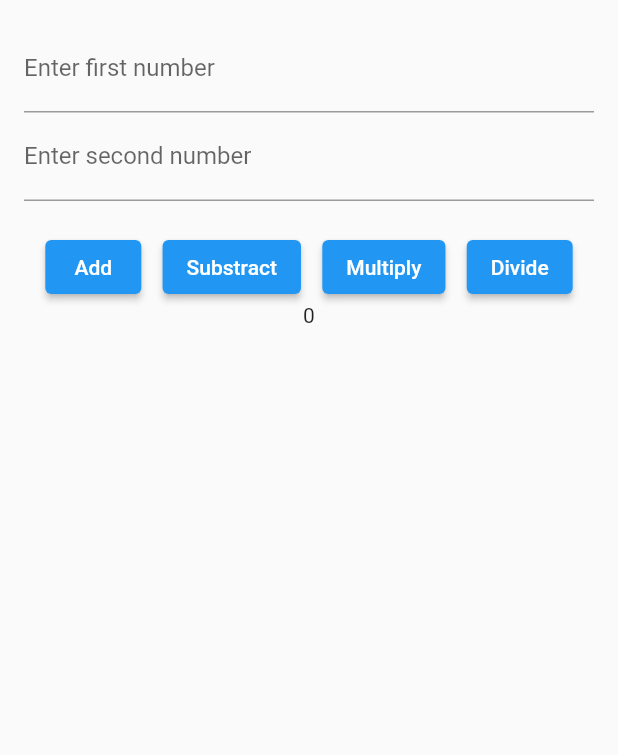
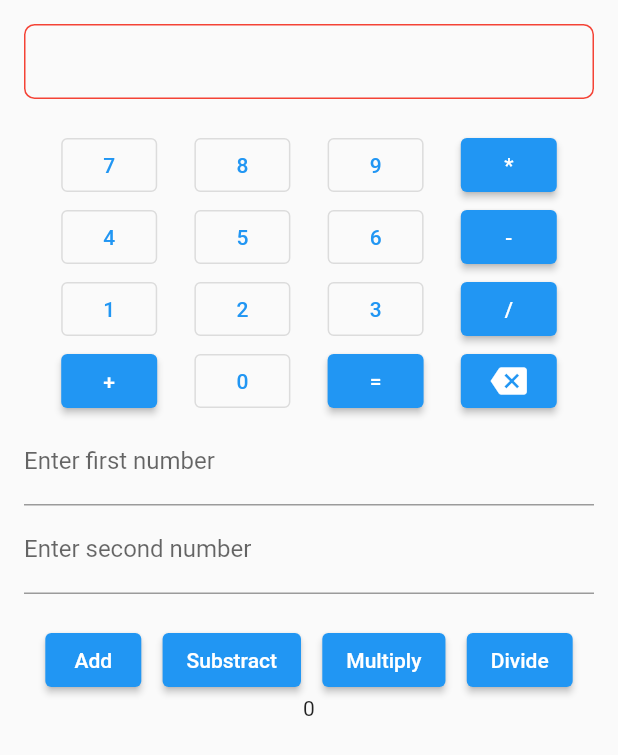
Before and after one commit to joyal670/flutter_calculator, a Flutter app: the screen it shows after launch, on a phone screen of 412 x 824 dp. Shown: the top 755 px of the screen. Run offline on Flutter 3.47's test engine with Material 2 defaults, Android fonts, the phone set to English and light mode, and no system bars; our stand-ins replace flutter_bloc.

Commit message:
added calculator

```diff
--- a/lib/application_layer/ui/HomePage.dart
+++ b/lib/application_layer/ui/HomePage.dart
@@ -15,6 +15,38 @@ class _HomeScreenState extends State<HomeScreen> {
   final _firstNumController = TextEditingController();
   final _secondNumController = TextEditingController();
 
+  final _one = TextEditingController();
+  final _two = TextEditingController();
+  final _three = TextEditingController();
+  final _four = TextEditingController();
+  final _five = TextEditingController();
+  final _six = TextEditingController();
+  final _seven = TextEditingController();
+  final _eight = TextEditingController();
+  final _nine = TextEditingController();
+  final _zero = TextEditingController();
+  final _add = TextEditingController();
+  final _sub = TextEditingController();
+  final _multiple = TextEditingController();
+  final _divide = TextEditingController();
+  final _remove = TextEditingController();
+  final _textController = TextEditingController();
+
+  String value = "";
+
+  void addData(String _value) {
+    setState(() {
+      value += _value;
+    });
+  }
+
+  void additionOperation() {
+    final a = value.split('+')[0];
+    final b = value.split('+')[1];
+    // print(a + b);
+    print(a);
+  }
+
   @override
   Widget build(BuildContext context) {
     var _bloc = EventBloc();
@@ -25,6 +57,110 @@ class _HomeScreenState extends State<HomeScreen> {
           padding: const EdgeInsets.all(16.0),
           child: Column(
             children: [
+              Material(
+                child: Container(
+                  height: 50,
+                  width: double.infinity,
+                  decoration: BoxDecoration(
+                      border: Border.all(color: Colors.red),
+                      borderRadius: BorderRadius.all(Radius.circular(7))),
+                  child: Padding(
+                    padding: EdgeInsets.all(8.0),
+                    child: Text(
+                      '${value.toString()}',
+                      textAlign: TextAlign.end,
+                      style: const TextStyle(
+                          color: Colors.black,
+                          fontSize: 22,
+                          fontStyle: FontStyle.normal,
+                          fontWeight: FontWeight.bold),
+                    ),
+                  ),
+                ),
+              ),
+              SizedBox(
+                height: 20,
+              ),
+              Row(
+                mainAxisAlignment: MainAxisAlignment.spaceEvenly,
+                children: [
+                  OutlinedButton(
+                      onPressed: () {
+                        addData("7");
+                      },
+                      child: Text('7')),
+                  OutlinedButton(
+                      onPressed: () {
+                        addData("8");
+                      },
+                      child: Text('8')),
+                  OutlinedButton(
+                      onPressed: () {
+                        addData("9");
+                      },
+                      child: Text('9')),
+                  ElevatedButton(onPressed: () {}, child: const Text('*')),
+                ],
+              ),
+              Row(
+                mainAxisAlignment: MainAxisAlignment.spaceEvenly,
+                children: [
+                  OutlinedButton(
+                      onPressed: () {
+                        addData("4");
+                      },
+                      child: Text('4')),
+                  OutlinedButton(
+                      onPressed: () {
+                        addData("5");
+                      },
+                      child: Text('5')),
+                  OutlinedButton(
+                      onPressed: () {
+                        addData("6");
+                      },
+                      child: Text('6')),
+                  ElevatedButton(onPressed: () {}, child: const Text('-')),
+                ],
+              ),
+              Row(
+                mainAxisAlignment: MainAxisAlignment.spaceEvenly,
+                children: [
+                  OutlinedButton(
+                      onPressed: () {
+                        addData("1");
+                      },
+                      child: Text('1')),
+                  OutlinedButton(
+                      onPressed: () {
+                        addData("2");
+                      },
+                      child: Text('2')),
+                  OutlinedButton(
+                      onPressed: () {
+                        addData("3");
+                      },
+                      child: Text('3')),
+                  ElevatedButton(onPressed: () {}, child: const Text('/')),
+                ],
+              ),
+              Row(
+                mainAxisAlignment: MainAxisAlignment.spaceEvenly,
+                children: [
+                  ElevatedButton(
+                      onPressed: () {
+                        addData("+");
+                      },
+                      child: const Text('+')),
+                  OutlinedButton(onPressed: () {}, child: Text('0')),
+                  ElevatedButton(onPressed: () {}, child: const Text('=')),
+                  ElevatedButton(
+                      onPressed: () {
+                        additionOperation();
+                      },
+                      child: const Icon(Icons.backspace)),
+                ],
+              ),
               TextField(
                 controller: _firstNumController,
                 keyboardType: TextInputType.number,
```
